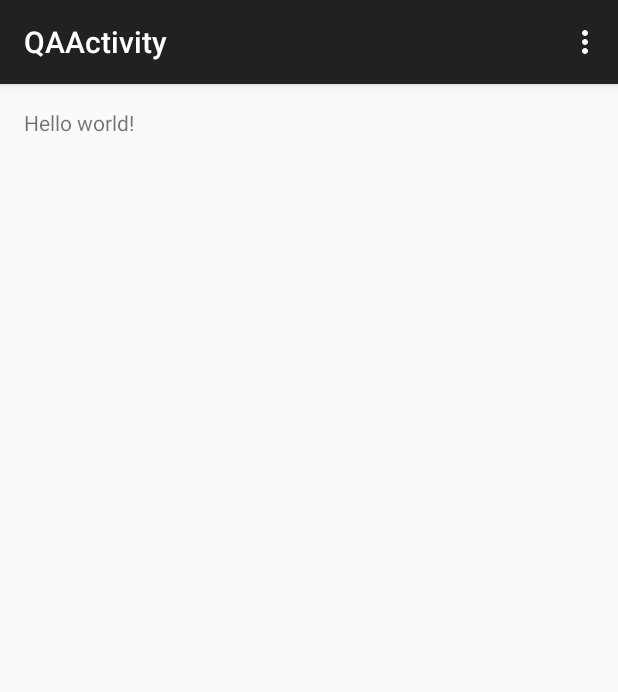
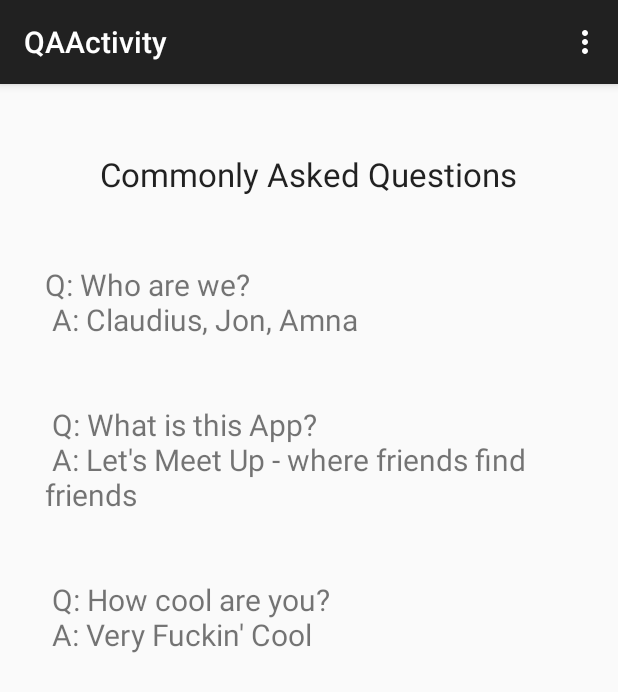
Before and after one commit to amnakhan/letsmeetup, an Android app: the QAActivity screen opened directly, with no data from a screen before it, on a phone screen of 412 x 824 dp. Shown: the top 692 px of the screen. Run offline under Robolectric (Android 15) with nearby library versions, the phone set to English and light mode, and no system bars.

Commit message:
created QA activity

```diff
--- a/app/src/main/res/layout/activity_qa.xml
+++ b/app/src/main/res/layout/activity_qa.xml
@@ -1,16 +1,25 @@
-<RelativeLayout xmlns:android="http://schemas.android.com/apk/res/android"
-    xmlns:tools="http://schemas.android.com/tools"
-    android:layout_width="match_parent"
-    android:layout_height="match_parent"
-    android:paddingLeft="@dimen/activity_horizontal_margin"
-    android:paddingRight="@dimen/activity_horizontal_margin"
-    android:paddingTop="@dimen/activity_vertical_margin"
-    android:paddingBottom="@dimen/activity_vertical_margin"
-    tools:context="com.mbembac.letsmeetup.QAActivity">
+<LinearLayout
+    android:orientation="vertical"
+    android:layout_width="fill_parent"
+    android:layout_height="fill_parent"
+    xmlns:android="http://schemas.android.com/apk/res/android">
+
 
     <TextView
-        android:text="@string/hello_world"
         android:layout_width="wrap_content"
-        android:layout_height="wrap_content" />
+        android:layout_height="wrap_content"
+        android:textAppearance="?android:attr/textAppearanceLarge"
+        android:text="@string/common_questions"
+        android:id="@+id/common_question_title"
+        android:padding="45dp"
+        android:layout_gravity="center_horizontal" />
 
-</RelativeLayout>
+    <TextView
+        android:layout_width="fill_parent"
+        android:layout_height="wrap_content"
+        android:text="@string/qa"
+        android:id="@+id/qa_text"
+        android:paddingLeft="30sp"
+        android:textSize="20dp"
+        android:layout_gravity="center_horizontal" />
+</LinearLayout>
--- a/app/src/main/res/values/strings.xml
+++ b/app/src/main/res/values/strings.xml
@@ -14,4 +14,20 @@
     <string name="title_activity_contacts">ContactsActivity</string>
     <string name="title_activity_edit_account">EditAccountActivity</string>
 
+
+
+    <string name="qa">
+        Q: Who are we? \n
+        A: Claudius, Jon, Amna \n
+        \n
+        \n
+        Q: What is this App? \n
+        A: Let's Meet Up - where friends find friends \n
+        \n
+        \n
+        Q: How cool are you? \n
+        A: Very Fuckin' Cool \n
+    </string>
+    <string name="common_questions">Commonly Asked Questions</string>
+
 </resources>
```
